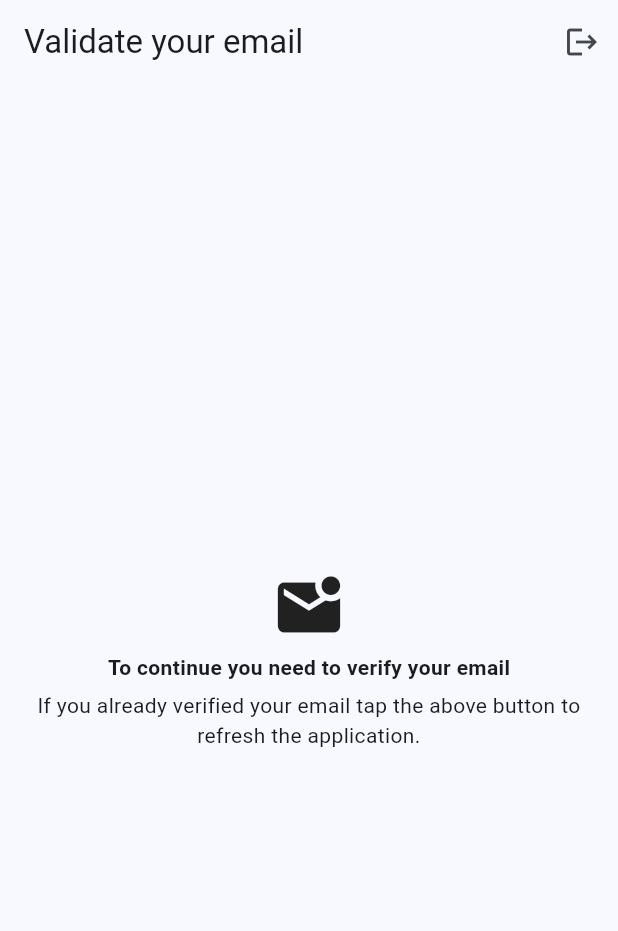
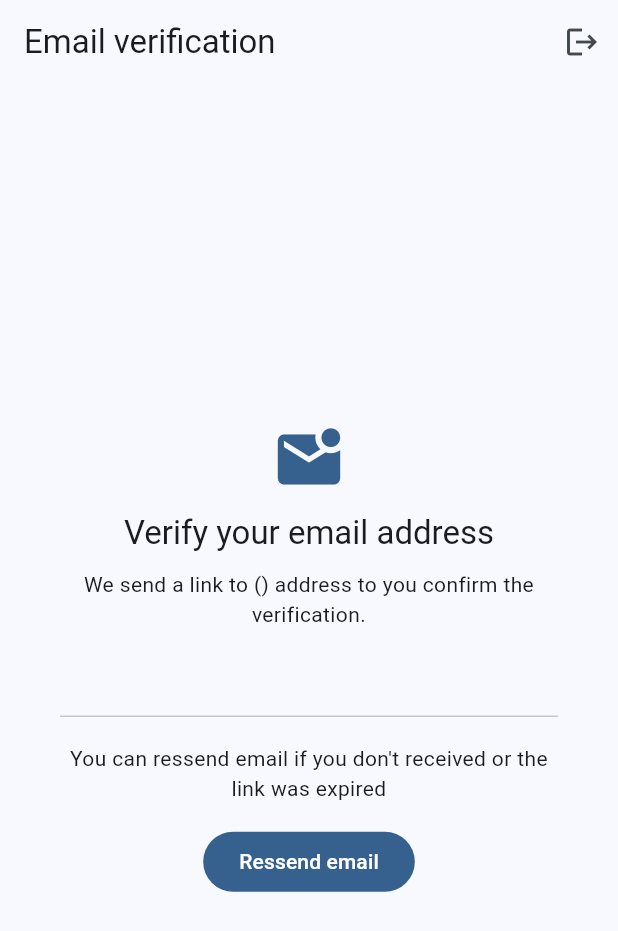
Before and after one commit to C4co/flutter_firebase_auth, a Flutter app: the VerifyEmailPage screen opened by its route, on a phone screen of 412 x 824 dp. Shown: the top 931 px of the screen. Run offline on Flutter 3.47's test engine with Material 2 defaults, Android fonts, the phone set to English and light mode, and no system bars; our stand-ins replace firebase_auth, firebase_core, flutter_dotenv, fluttericon, go_router, google_sign_in; missing offline and left inert: validatorless; accounts and stored records are empty; network calls fail.

```diff
--- a/lib/pages/auth/start/start_page.dart
+++ b/lib/pages/auth/start/start_page.dart
@@ -1,7 +1,7 @@
 import 'package:flutter/material.dart';
-import 'package:flutter_firebase/core/services/firebase_auth.dart';
 import 'package:fluttericon/font_awesome5_icons.dart';
 import 'package:go_router/go_router.dart';
+import 'package:flutter_firebase_auth/core/services/firebase_auth.dart';
 
 class StartPage extends StatefulWidget {
   const StartPage({super.key});
--- a/lib/pages/auth/verify_email/verify_email_page.dart
+++ b/lib/pages/auth/verify_email/verify_email_page.dart
@@ -13,6 +13,8 @@ class VerifyEmailPage extends StatefulWidget {
 
 class _VerifyEmailPageState extends State<VerifyEmailPage> {
   Timer? timer;
+  String emailSended = 'no';
+  int counter = 100;
 
   checkEmail(BuildContext context) {
     timer = Timer.periodic(const Duration(seconds: 3), (insideTimer) {
@@ -32,13 +34,31 @@ class _VerifyEmailPageState extends State<VerifyEmailPage> {
     super.dispose();
   }
 
+  tictac() {
+    Timer.periodic(const Duration(seconds: 1), (timer) {
+      setState(() {
+        emailSended = 'yes';
+        counter--;
+      });
+
+      if (counter == 0) {
+        debugPrint('Ressend email again');
+        timer.cancel();
+        setState(() {
+          counter = 100;
+          emailSended = 'no';
+        });
+      }
+    });
+  }
+
   @override
   Widget build(BuildContext context) {
     checkEmail(context);
 
     return Scaffold(
       appBar: AppBar(
-        title: const Text('Validate your email'),
+        title: const Text('Email verification'),
         actions: [
           IconButton(
             onPressed: () async {
@@ -66,25 +86,58 @@ class _VerifyEmailPageState extends State<VerifyEmailPage> {
         ],
       ),
       body: Padding(
-        padding: const EdgeInsets.all(20),
+        padding: const EdgeInsets.all(40),
         child: Center(
             child: Column(
           mainAxisAlignment: MainAxisAlignment.center,
-          children: const [
+          children: [
             Icon(
+              color: Theme.of(context).colorScheme.primary,
               Icons.mark_email_unread,
               size: 50,
             ),
-            SizedBox(height: 5),
+            const SizedBox(height: 10),
             Text(
-              'To continue you need to verify your email',
-              style: TextStyle(fontWeight: FontWeight.bold),
+              'Verify your email address',
+              textAlign: TextAlign.center,
+              style: Theme.of(context).textTheme.titleLarge,
             ),
-            SizedBox(height: 5),
+            const SizedBox(height: 10),
             Text(
-              'If you already verified your email tap the above button to refresh the application.',
+              'We send a link to (${FirebaseAuth.instance.currentUser?.email}) address to you confirm the verification.',
               textAlign: TextAlign.center,
             ),
+            const SizedBox(height: 50),
+            const Divider(),
+            const SizedBox(height: 10),
+            const Text(
+              'You can ressend email if you don\'t received or the link was expired',
+              textAlign: TextAlign.center,
+            ),
+            const SizedBox(height: 15),
+            if (emailSended == 'loading')
+              const SizedBox(
+                width: 20,
+                height: 20,
+                child: CircularProgressIndicator(),
+              ),
+            if (emailSended == 'no')
+              FilledButton(
+                onPressed: () async {
+                  setState(() {
+                    emailSended = 'loading';
+                  });
+                  await Future.delayed(const Duration(seconds: 3));
+
+                  tictac();
+                },
+                child: const Text('Ressend email'),
+              ),
+            if (emailSended == 'yes')
+              FilledButton(
+                onPressed: null,
+                child: Text('Ressend email $counter'),
+              ),
           ],
         )),
       ),
--- a/lib/pages/user/user_page.dart
+++ b/lib/pages/user/user_page.dart
@@ -41,9 +41,8 @@ class _UserPageState extends State<UserPage> {
                 ),
               );
             },
-            icon: Icon(
+            icon: const Icon(
               Icons.logout,
-              color: Theme.of(context).colorScheme.error,
             ),
           )
         ],
--- a/pubspec.yaml
+++ b/pubspec.yaml
@@ -1,4 +1,4 @@
-name: flutter_firebase
+name: flutter_firebase_auth
 description: A new Flutter project.
 # The following line prevents the package from being accidentally published to
 # pub.dev using `flutter pub publish`. This is preferred for private packages.
```
Also changed, not shown: lib/main.dart (+6 -6 lines), lib/pages/auth/forgot_password/forgot_password_page.dart (+4 -14 lines), lib/pages/auth/login/login_page.dart (+8 -11 lines), lib/pages/auth/register/register_page.dart (+6 -10 lines), lib/routes/router.dart (+7 -7 lines), 7 other files.
